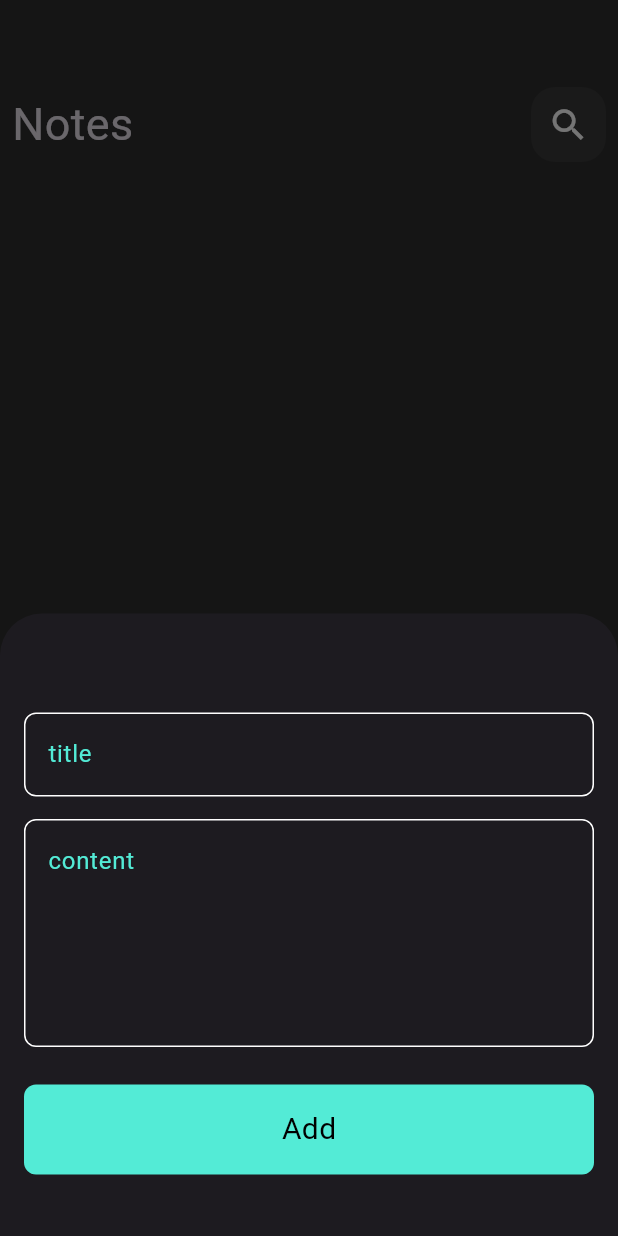
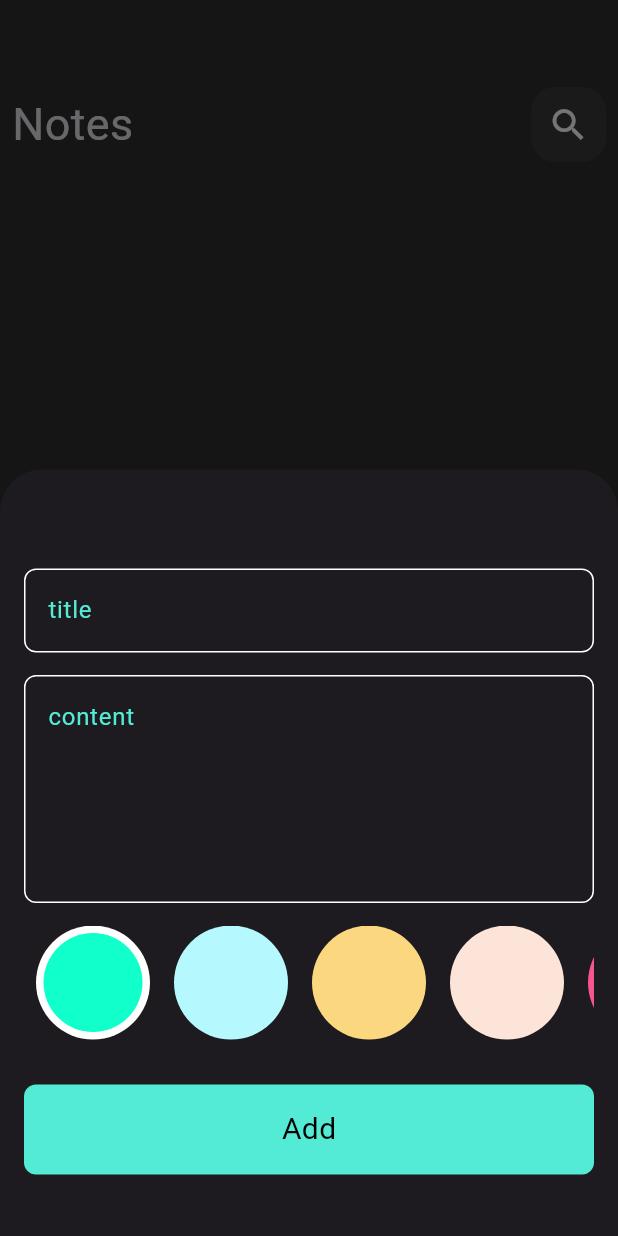
Before and after one commit to salahsaleh1015/-Complete-Flutter-Dart-Development-Course, a Flutter app: the screen it shows after launch, after a tap on the "add" icon, on a phone screen of 412 x 824 dp. Run offline on Flutter 3.47's test engine with Material 3 defaults, Android fonts, the phone set to English and light mode, and no system bars; our stand-ins replace audioplayers, bloc, dio, flutter_bloc, font_awesome_flutter, hive and 2 more; accounts and stored records are empty.

Commit message:
Notes App (add colors list and finish this section)

```diff
--- a/lib/notes_app/constants.dart
+++ b/lib/notes_app/constants.dart
@@ -4,3 +4,12 @@ import 'package:flutter/material.dart';
 
 const kPrimaryColor = Color(0xff53ebd6);
 const kNotesBox = "notes_box";
+
+
+List<Color> kColors = const [
+  Color(0xff10FFCB),
+  Color(0xffb5f8fe),
+  Color(0xfffbd87f),
+  Color(0xfffce4d8),
+  Color(0xfff75590),
+];
--- a/lib/notes_app/widgets/add_bottom_modal_sheet_form.dart
+++ b/lib/notes_app/widgets/add_bottom_modal_sheet_form.dart
@@ -1,6 +1,7 @@
 import 'package:complete_flutter_dart_development_course/notes_app/cubits/add_note_cubit/add_note_cubit.dart';
 import 'package:complete_flutter_dart_development_course/notes_app/cubits/get_notes_cubit/get_notes_cubit.dart';
 import 'package:complete_flutter_dart_development_course/notes_app/models/note_model.dart';
+import 'package:complete_flutter_dart_development_course/notes_app/widgets/colors_list_view.dart';
 import 'package:complete_flutter_dart_development_course/notes_app/widgets/custom_bottom.dart';
 import 'package:complete_flutter_dart_development_course/notes_app/widgets/custom_text_field.dart';
 import 'package:flutter/material.dart';
@@ -51,9 +52,26 @@ class _AddModalBottomSheetFormState extends State<AddModalBottomSheetForm> {
             maxLines: 5,
           ),
           const SizedBox(
+            height: 15,
+          ),
+          const ColorListView(),
+          const SizedBox(
+            height: 15,
+          ),
+          const SizedBox(
+            height: 15,
+          ),
+          buildAddNoteBottomSheet(),
+
+          const SizedBox(
             height: 25,
           ),
-          BlocBuilder<AddNoteCubit, AddNoteState>(
+        ],
+      ),
+    );
+  }
+ Widget buildAddNoteBottomSheet() {
+    return  BlocBuilder<AddNoteCubit, AddNoteState>(
       builder: (context, state) {
         return CustomButton(
           isLoading: state is AddNoteLoading ? true : false,
@@ -81,12 +99,6 @@ class _AddModalBottomSheetFormState extends State<AddModalBottomSheetForm> {
           },
         );
       },
-          ),
-          const SizedBox(
-            height: 25,
-          ),
-        ],
-      ),
     );
   }
 }
--- /dev/null
+++ b/lib/notes_app/widgets/colors_list_view.dart
@@ -0,0 +1,63 @@
+import 'package:complete_flutter_dart_development_course/notes_app/constants.dart';
+import 'package:complete_flutter_dart_development_course/notes_app/cubits/add_note_cubit/add_note_cubit.dart';
+import 'package:flutter/material.dart';
+import 'package:flutter_bloc/flutter_bloc.dart';
+
+class ColorItem extends StatelessWidget {
+  const ColorItem({super.key, required this.isSelected, required this.color});
+  final bool isSelected;
+  final Color color;
+  @override
+  Widget build(BuildContext context) {
+    return isSelected
+        ? CircleAvatar(
+            backgroundColor: Colors.white,
+            radius: 38,
+            child: CircleAvatar(
+              radius: 33,
+              backgroundColor: color,
+            ),
+          )
+        : CircleAvatar(
+            radius: 38,
+            backgroundColor: color,
+          );
+  }
+}
+
+class ColorListView extends StatefulWidget {
+  const ColorListView({super.key});
+
+  @override
+  State<ColorListView> createState() => _ColorListViewState();
+}
+
+class _ColorListViewState extends State<ColorListView> {
+  int currentIndex = 0;
+
+  @override
+  Widget build(BuildContext context) {
+    return SizedBox(
+      height: 38 * 2,
+      child: ListView.builder(
+          scrollDirection: Axis.horizontal,
+          itemCount: kColors.length,
+          itemBuilder: (context, index) {
+            return Padding(
+              padding: const EdgeInsets.symmetric(horizontal: 8),
+              child: GestureDetector(
+                onTap: () {
+                  currentIndex = index;
+                  BlocProvider.of<AddNoteCubit>(context).color = kColors[index];
+                  setState(() {});
+                },
+                child: ColorItem(
+                  color: kColors[index],
+                  isSelected: currentIndex == index,
+                ),
+              ),
+            );
+          }),
+    );
+  }
+}
```
Also changed, not shown: lib/notes_app/cubits/add_note_cubit/add_note_cubit.dart (+8 -8 lines), lib/notes_app/widgets/edit_colors_list_view.dart (added, +52 -0 lines), lib/notes_app/widgets/edit_note_body_view.dart (+9 -0 lines). Lines whose indentation alone changed are shown as unchanged.
